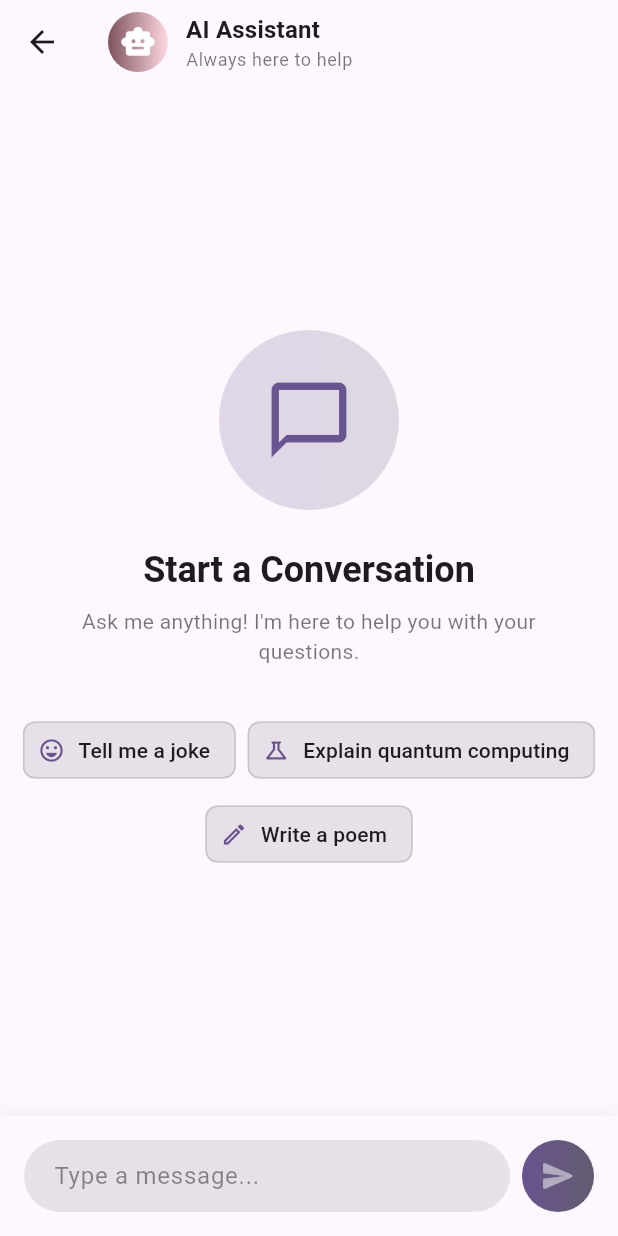
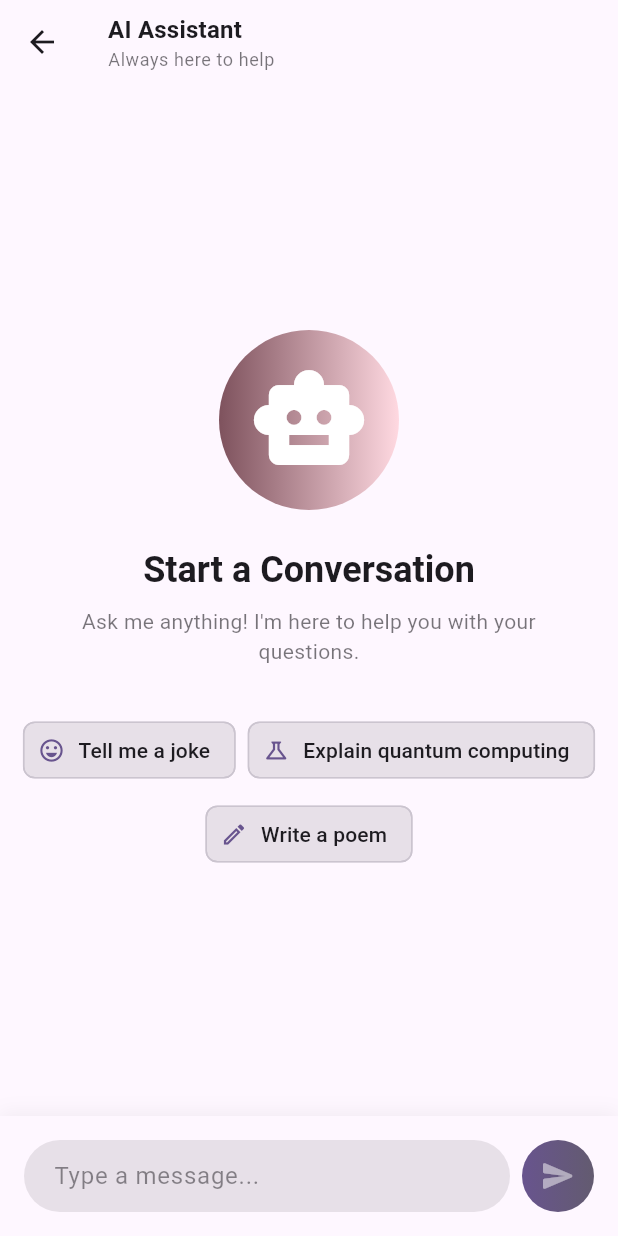
Before and after one commit to TarunNagaSai/gen_ai, a Flutter app: the ChatScreen screen opened directly, on a phone screen of 412 x 824 dp. Run offline on Flutter 3.47's test engine with Material 3 defaults, Android fonts, the phone set to English and light mode, and no system bars; our stand-ins replace fl_chart, flutter_dotenv, flutter_riverpod; missing offline and left inert: gpt_markdown.

Commit message:
Refactor project structure and update dependencies
- Updated the title of the app from 'AI Chat' to 'Crypto AI Chat'.
- Refactored UI components in chat_screen.dart, home_screen.dart, news_screen.dart, and social_screen.dart to remove unnecessary containers and improve layout.
- Changed ElevatedButton to FilledButton for better styling consistency.
- Added NewsScreen to the main navigation in main_screen.dart.
- Updated OpenAIService to use a local server for API requests and introduced a Constants class for managing AI model configurations.
- Added gpt_markdown package for rendering markdown content in message bubbles.
- Cleaned up unused code and improved overall readability across multiple files.
- Updated pubspec.yaml and pubspec.lock to include new dependencies and ensure compatibility.

```diff
--- a/lib/main.dart
+++ b/lib/main.dart
@@ -21,7 +21,7 @@ class MyApp extends ConsumerWidget {
   Widget build(BuildContext context, WidgetRef ref) {
     final authState = ref.watch(authProvider);
     return MaterialApp(
-      title: 'AI Chat',
+      title: 'Crypto AI Chat',
       debugShowCheckedModeBanner: false,
       theme: ThemeData(
         colorScheme: ColorScheme.fromSeed(
@@ -38,7 +38,9 @@ class MyApp extends ConsumerWidget {
         useMaterial3: true,
       ),
       themeMode: ThemeMode.system,
-      home: authState.isAuthenticated ? const MainScreen() : const LoginScreen(),
+      home: authState.isAuthenticated
+          ? const MainScreen()
+          : const LoginScreen(),
     );
   }
 }
--- a/lib/screens/chat_screen.dart
+++ b/lib/screens/chat_screen.dart
@@ -80,21 +80,6 @@ class _ChatScreenState extends ConsumerState<ChatScreen> {
         backgroundColor: theme.colorScheme.surface,
         title: Row(
           children: [
-            Container(
-              width: 40,
-              height: 40,
-              decoration: BoxDecoration(
-                shape: BoxShape.circle,
-                gradient: LinearGradient(
-                  colors: [
-                    theme.colorScheme.tertiary,
-                    theme.colorScheme.tertiaryContainer,
-                  ],
-                ),
-              ),
-              child: const Icon(Icons.smart_toy, color: Colors.white, size: 24),
-            ),
-            const SizedBox(width: 12),
             Column(
               crossAxisAlignment: CrossAxisAlignment.start,
               children: [
@@ -186,16 +171,12 @@ class _ChatScreenState extends ConsumerState<ChatScreen> {
               shape: BoxShape.circle,
               gradient: LinearGradient(
                 colors: [
-                  theme.colorScheme.primary.withOpacity(0.2),
-                  theme.colorScheme.secondary.withOpacity(0.2),
+                  theme.colorScheme.tertiary,
+                  theme.colorScheme.tertiaryContainer,
                 ],
               ),
             ),
-            child: Icon(
-              Icons.chat_bubble_outline,
-              size: 60,
-              color: theme.colorScheme.primary,
-            ),
+            child: const Icon(Icons.smart_toy, color: Colors.white, size: 80),
           ),
           const SizedBox(height: 24),
           Text(
--- /dev/null
+++ b/lib/utils/constants.dart
@@ -0,0 +1,3 @@
+class Constants {
+  static String aiModel = "meta-llama-3.1-8b-instruct";
+}
--- a/lib/widgets/message_bubble.dart
+++ b/lib/widgets/message_bubble.dart
@@ -1,4 +1,5 @@
 import 'package:flutter/material.dart';
+import 'package:gpt_markdown/gpt_markdown.dart';
 import '../models/message.dart';
 import 'package:intl/intl.dart';
 
@@ -61,7 +62,7 @@ class MessageBubble extends StatelessWidget {
                       ),
                     ],
                   ),
-                  child: Text(
+                  child: GptMarkdown(
                     message.content,
                     style: theme.textTheme.bodyLarge?.copyWith(
                       color: isUser
--- a/pubspec.yaml
+++ b/pubspec.yaml
@@ -58,6 +58,7 @@ dependencies:
 
   # URL launcher for opening links
   url_launcher: ^6.3.0
+  gpt_markdown: ^1.1.4
 
 dev_dependencies:
   flutter_test:
```
Also changed, not shown: lib/screens/home_screen.dart (+4 -25 lines), lib/screens/main_screen.dart (+14 -6 lines), lib/screens/news_screen.dart (+0 -15 lines), lib/screens/social_screen.dart (+0 -15 lines), lib/services/openai_service.dart (+11 -15 lines), lib/widgets/crypto_chart_card.dart (+7 -5 lines), pubspec.lock, 1 other file.
